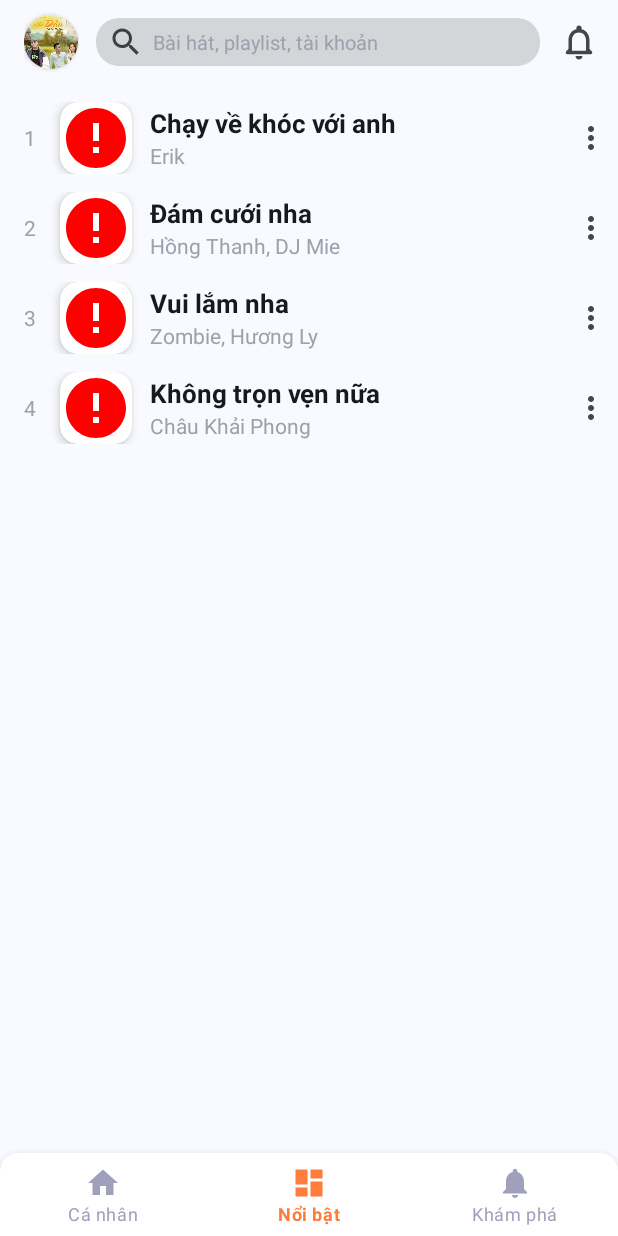
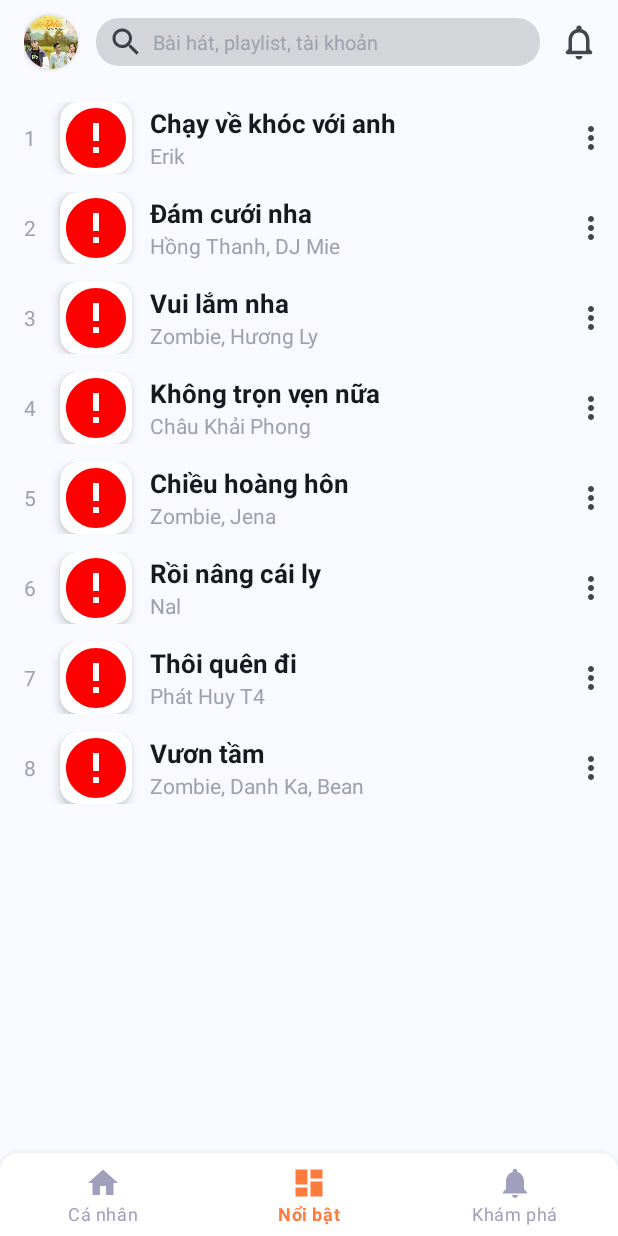
Before and after one commit to VinhVIP/WonderMusic, an Android app: the screen it shows after launch (HomeActivity), item 2 of the bottom bar chosen, on a phone screen of 412 x 824 dp. Run offline under Robolectric (Android 15) with nearby library versions, the phone set to English and light mode, and no system bars; our stand-ins replace Dagger/Hilt's generated code, EventBus, Picasso; pictures from the network do not load.

Commit message:
song lyrics - fix lỗi bài hát k có lyric

```diff
--- a/app/src/main/java/com/team28/wondermusic/adapter/LyricAdapter.kt
+++ b/app/src/main/java/com/team28/wondermusic/adapter/LyricAdapter.kt
@@ -1,6 +1,5 @@
 package com.team28.wondermusic.adapter
 
-import android.annotation.SuppressLint
 import android.content.Context
 import android.graphics.Typeface
 import android.view.LayoutInflater
@@ -20,9 +19,9 @@ class LyricAdapter(
 
     private var current: Int = -1;
 
-    @SuppressLint("NotifyDataSetChanged")
     fun setData(lyrics: ArrayList<LineLyric>) {
-        this.lyrics = lyrics
+        this.lyrics.clear()
+        this.lyrics.addAll(lyrics)
         notifyDataSetChanged()
     }
 
--- a/app/src/main/java/com/team28/wondermusic/data/TempData.kt
+++ b/app/src/main/java/com/team28/wondermusic/data/TempData.kt
@@ -92,6 +92,71 @@ object TempData {
             email = "phong@gmail.com",
             accountName = "Châu Khải Phong",
             avatar = "https://photo-resize-zmp3.zmdcdn.me/w240_r1x1_webp/avatars/9/a/e/5/9ae5c75c89064613a294f0de98bcad64.jpg",
+            dateCreated = "01/01/2020",
+            role = 0,
+            accountStatus = 0,
+            totalSongs = 3,
+            totalLikes = 25,
+            totalFollowers = 7,
+            totalFollowings = 14,
+        ),
+        Account(
+            idAccount = 7,
+            email = "jena@gmail.com",
+            accountName = "Jena",
+            avatar = "https://photo-resize-zmp3.zmdcdn.me/w240_r1x1_webp/avatars/1/0/e/8/10e83c864bfda68e288261fc9601a017.jpg",
+            dateCreated = "01/01/2020",
+            role = 0,
+            accountStatus = 0,
+            totalSongs = 3,
+            totalLikes = 25,
+            totalFollowers = 7,
+            totalFollowings = 14,
+        ),
+        Account(
+            idAccount = 8,
+            email = "nal@gmail.com",
+            accountName = "Nal",
+            avatar = "https://photo-resize-zmp3.zmdcdn.me/w240_r1x1_webp/avatars/d/9/6/c/d96c82a1bfdd470c7960c75224a9edcd.jpg",
+            dateCreated = "01/01/2020",
+            role = 0,
+            accountStatus = 0,
+            totalSongs = 3,
+            totalLikes = 25,
+            totalFollowers = 7,
+            totalFollowings = 14,
+        ),
+        Account(
+            idAccount = 9,
+            email = "huyt4@gmail.com",
+            accountName = "Phát Huy T4",
+            avatar = "https://photo-resize-zmp3.zmdcdn.me/w240_r1x1_webp/avatars/6/a/5/b/6a5ba60d63d591fe85bebd32c4410261.jpg",
+            dateCreated = "01/01/2020",
+            role = 0,
+            accountStatus = 0,
+            totalSongs = 3,
+            totalLikes = 25,
+            totalFollowers = 7,
+            totalFollowings = 14,
+        ),
+        Account(
+            idAccount = 10,
+            email = "danhka@gmail.com",
+            accountName = "Danh Ka",
+            avatar = "https://photo-resize-zmp3.zmdcdn.me/w240_r1x1_webp/avatars/8/1/c/4/81c4c542afe864e52f82aa1ef198f7b6.jpg",
+            dateCreated = "01/01/2020",
+            role = 0,
+            accountStatus = 0,
+            totalSongs = 3,
+            totalLikes = 25,
+            totalFollowers = 7,
+            totalFollowings = 14,
+        ),
+        Account(
+            idAccount = 11,
+            email = "bean@gmail.com",
+            accountName = "Bean",
+            avatar = "https://photo-resize-zmp3.zmdcdn.me/w240_r1x1_webp/avatars/9/9/c/6/99c64edb1c85ec95a92c7159368bcdb7.jpg",
             dateCreated = "01/01/2020",
             role = 0,
             accountStatus = 0,
@@ -503,5 +568,363 @@ object TempData {
             )
         ),
 
+        Song(
+            idSong = 5,
+            name = "Chiều hoàng hôn",
+            link = "https://docs.google.com/uc?export=download&id=1ESDuY-fZ11i_ALcmdKbYqsftY4rTlJb8",
+            image = "https://photo-resize-zmp3.zmdcdn.me/w480_r1x1_webp/cover/b/a/c/4/bac4dd0f1fd6ba6156573de5bc29968e.jpg",
+            lyrics = "[00:31.60] Anh Tư ơi\n" +
+                    "[00:32.86] Đi đâu mà vội mà vàng\n" +
+                    "[00:35.61] Ghé vô đây\n" +
+                    "[00:37.11] Tui có luộc mấy con tôm càng\n" +
+                    "[00:39.65] Với mấy con cá lóc nướng trui\n" +
+                    "[00:41.66] Mấy miếng mực nang đậu phộng rang\n" +
+                    "[00:43.44] Vô đây làm vài chai rượu đế\n" +
+                    "[00:45.19] Rồi mình kể câu chuyện tích tịch tình tang\n" +
+                    "[00:47.71] Hơ hơ hờ\n" +
+                    "[00:49.23] Anh Tư còn nhớ ngày xưa hôn\n" +
+                    "[00:51.48] Bé Út con ông Tuấn\n" +
+                    "[00:52.99] Hay thường cùng anh tắm mưa\n" +
+                    "[00:55.19] Giờ đây hớ hơ hờ\n" +
+                    "[00:57.47] Nó rủ anh nhậu được rồi nè\n" +
+                    "[00:59.73] Coi vậy mà nhanh quá ha anh Tư\n" +
+                    "[01:01.98] Anh nhớ hôn\n" +
+                    "[01:03.74] Chiều hoàng hôn ơ trên quê mình\n" +
+                    "[01:07.75] Tím thân thương tím nhánh lục bình\n" +
+                    "[01:11.70] Nhìn về phía trời xa\n" +
+                    "[01:12.91] Em vẫn còn nhớ ngày thơ\n" +
+                    "[01:14.42] Câu hẹn câu thề\n" +
+                    "[01:15.69] Rằng là sẽ một mai\n" +
+                    "[01:16.94] Khi lớn lên anh sang rước em về dinh\n" +
+                    "[01:19.82] La La La La La La La La La\n" +
+                    "[01:23.61] Không biết anh Tư đã có ai chưa\n" +
+                    "[01:27.88] La La La La La La La La La\n" +
+                    "[01:31.65] Em Út Nuốt đây vẫn chưa có chồng\n" +
+                    "[01:36.17] Em chưa có ai hở\n" +
+                    "[01:37.67] Thôi nè chọn anh đại đi chời\n" +
+                    "[01:39.68] Thấy hông nói đâu có sai đâu\n" +
+                    "[01:41.68] Chỉ mới có hai câu là mặt đỏ luôn ời\n" +
+                    "[01:43.98] Biết em thích màu bông tím cây\n" +
+                    "[01:45.98] Anh đào ao để mà thả cái lục bình\n" +
+                    "[01:47.99] Mẹ em muốn trai giỏi\n" +
+                    "[01:48.99] Thì anh tiên tiến đây\n" +
+                    "[01:49.99] Hot boy như anh cũng là cực hình\n" +
+                    "[01:52.18] Biết là cha em khó\n" +
+                    "[01:53.20] Nhưng mà anh liều dẫn tới mần quen\n" +
+                    "[01:55.20] Chê anh đen như là sìn không xứng\n" +
+                    "[01:56.98] Nhưng mà phường công chứng\n" +
+                    "[01:57.97] Con gái chú là mầm sen nè\n" +
+                    "[01:59.49] Cóc nghiến răng còn phải động lòng trời\n" +
+                    "[02:01.24] Anh chết chăng tại em cười mỉm chi\n" +
+                    "[02:03.25] Mà lỡ nắm tay\n" +
+                    "[02:04.02] Chắc cũng động lòng rồi\n" +
+                    "[02:05.02] Mấy cái chuyện cày cuốc\n" +
+                    "[02:06.03] Cho anh mười điểm đi\n" +
+                    "[02:07.52] Ăn bánh xèo cần có rau diếp cá\n" +
+                    "[02:09.55] Cưới nhau về mình phụ ba tiếp má\n" +
+                    "[02:11.31] Cù lao kia hàng dưa xanh biết đó\n" +
+                    "[02:13.06] Không đến thử một lần\n" +
+                    "[02:14.06] Thì cũng hơi tiếc quá\n" +
+                    "[02:15.26] Mình nói nãy giờ á chắc cũng chợt quên\n" +
+                    "[02:17.28] Anh thật thà hổng biết tới hộp đêm\n" +
+                    "[02:19.30] Như canh ngọt cần chút xíu bột nêm\n" +
+                    "[02:21.05] Anh hay ghẹo ghẹo\n" +
+                    "[02:22.05] Mà lòng có một em\n" +
+                    "[02:39.86] Anh Tư ơi\n" +
+                    "[02:41.11] Đi đâu mà vội mà vàng\n" +
+                    "[02:43.62] Ghé vô đây\n" +
+                    "[02:45.13] Tui có luộc mấy con tôm càng\n" +
+                    "[02:47.63] Với mấy con cá lóc nướng trui\n" +
+                    "[02:49.65] Mấy miếng mực nang đậu phộng rang\n" +
+                    "[02:51.65] Vô đây làm vài chai rượu đế\n" +
+                    "[02:53.16] Rồi mình kể câu chuyện tích tịch tình tang\n" +
+                    "[02:55.66] Hơ hơ hờ\n" +
+                    "[02:57.17] Anh Tư còn nhớ ngày xưa hôn\n" +
+                    "[02:59.43] Bé Út con ông Tuấn\n" +
+                    "[03:00.95] Hay thường cùng anh tắm mưa\n" +
+                    "[03:03.15] Giờ đây hớ hơ hờ\n" +
+                    "[03:05.67] Nó rủ anh nhậu được rồi nè\n" +
+                    "[03:07.62] Coi vậy mà nhanh quá ha anh Tư\n" +
+                    "[03:09.88] Anh nhớ hôn\n" +
+                    "[03:11.90] Chiều hoàng hôn ơ trên quê mình\n" +
+                    "[03:15.61] Tím thân thương tím nhánh lục bình\n" +
+                    "[03:19.61] Nhìn về phía trời xa\n" +
+                    "[03:20.87] Em vẫn còn nhớ ngày thơ\n" +
+                    "[03:22.37] Câu hẹn câu thề\n" +
+                    "[03:23.64] Rằng là sẽ một mai\n" +
+                    "[03:24.90] Khi lớn lên anh sang rước em về dinh\n" +
+                    "[03:27.67] La La La La La La La La La\n" +
+                    "[03:31.69] Không biết anh Tư đã có ai chưa\n" +
+                    "[03:35.70] La La La La La La La La La\n" +
+                    "[03:39.71] Em Út Nuốt đây vẫn chưa có chồng\n" +
+                    "[03:43.74] Chiều hoàng hôn ơ trên quê mình\n" +
+                    "[03:47.51] Tím thân thương tím nhánh lục bình\n" +
+                    "[03:51.72] Nhìn về phía trời xa\n" +
+                    "[03:52.96] Em vẫn còn nhớ ngày thơ\n" +
+                    "[03:54.47] Câu hẹn câu thề\n" +
+                    "[03:55.73] Rằng là sẽ một mai\n" +
+                    "[03:56.98] Khi lớn lên anh sang rước em về dinh\n" +
+                    "[03:59.75] La La La La La La La La La\n" +
+                    "[04:03.76] Không biết anh Tư đã có ai chưa\n" +
+                    "[04:07.52] La La La La La La La La La\n" +
+                    "[04:11.79] Em Út Nuốt đây vẫn chưa có chồng",
+            description = "",
+            dateCreated = "01/01/2020",
+            songStatus = 0,
+            like = 21,
+            listen = 5,
+            account = accounts[4],
+            album = null,
+            loveStatus = false,
+            singers = arrayListOf(
+                accounts[4],
+                accounts[7],
+            )
+        ),
+        Song(
+            idSong = 6,
+            name = "Rồi nâng cái ly",
+            link = "https://docs.google.com/uc?export=download&id=1hdhZwGGSrII0VNE5cXMzucObJXvT02cC",
+            image = "https://photo-resize-zmp3.zmdcdn.me/w480_r1x1_webp/cover/8/4/4/7/844758780c2ff39faebaebaf0626a665.jpg",
+            lyrics = "[00:24.67] Ngọt ngào trao cái bắt tay thâm tình\n" +
+                    "[00:26.37] Mùa xuân nó kêu tên mình\n" +
+                    "[00:28.57] Ngào ngạt hương đi đâu cũng về\n" +
+                    "[00:30.32] Với quê nhà ai cũng thế\n" +
+                    "[00:32.26] Chờ đón đến hôm nay\n" +
+                    "[00:34.26] Tết đến bên tay\n" +
+                    "[00:36.51] Xôn xao xôn xao lắng nghe\n" +
+                    "[00:39.21] Quét dọn xong ta đong cho đầy\n" +
+                    "[00:40.96] Bình xăng lắc lư lưng chừng\n" +
+                    "[00:42.70] Mừng mừng rưng rưng\n" +
+                    "[00:43.71] Rưng rưng trong lòng\n" +
+                    "[00:44.71] Tối nay là 30 Tết\n" +
+                    "[00:47.21] Sắp xếp xong xuôi\n" +
+                    "[00:48.96] Đi tới đi lui\n" +
+                    "[00:50.70] Sang một trang năm mới\n" +
+                    "[00:56.96] Rồi nâng cái ly lên\n" +
+                    "[00:58.71] Quên khó khăn ngày qua\n" +
+                    "[01:00.46] Gian nan đâu có riêng mình ta\n" +
+                    "[01:01.95] Năm nay xuân sẽ vui hơn mà\n" +
+                    "[01:04.21] Nhà nhà đều lo bánh trái mứt Tết\n" +
+                    "[01:06.46] Với mang lộc đầy khắp sân\n" +
+                    "[01:08.71] Lâng lâng trong lòng nôn nao\n" +
+                    "[01:11.46] Không có lo chi\n" +
+                    "[01:12.96] Bởi vì đâu có chi buồn lo\n" +
+                    "[01:15.21] Sao thấy em buồn so\n" +
+                    "[01:16.46] Xuân đang sang đắn đo chi nhiều\n" +
+                    "[01:18.96] Dành cho nhau vài câu chúc Tết\n" +
+                    "[01:20.96] Mai này thật ấm êm\n" +
+                    "[01:23.21] Hạnh phúc sướng vui bình an\n" +
+                    "[01:43.46] Đêm 30 anh đã suy nghĩ\n" +
+                    "[01:45.21] Gom đông đông cho nó vui nhỉ\n" +
+                    "[01:46.95] Chờ tiễn hết một năm đi\n" +
+                    "[01:48.23] Anh bài lộc biển cái mình nâng ly\n" +
+                    "[01:50.20] Nhâm nhi bạn bè anh em xúm xít\n" +
+                    "[01:51.96] Mấy cái đứa con nít trèo qua đọt cây\n" +
+                    "[01:53.71] Mà đưa mắt nhìn anh đây luyến láy\n" +
+                    "[01:55.45] Vài câu chúc Tết rất rất là hay\n" +
+                    "[01:57.96] Xin chào bà con cô bác\n" +
+                    "[01:59.90] Thế là hết một năm\n" +
+                    "[02:01.65] Nhiều điều không may mắn\n" +
+                    "[02:03.39] Người người vẫn an tâm\n" +
+                    "[02:04.65] Bên nhau đong đầy yêu thương\n" +
+                    "[02:06.64] Trao lộc khắp nơi sum vầy\n" +
+                    "[02:08.90] Lì xì thêm may mắn\n" +
+                    "[02:10.15] Nếm môi ly bia\n" +
+                    "[02:11.15] Hôm kia hôm kìa\n" +
+                    "[02:12.15] Đem dìa chung vui\n" +
+                    "[02:13.40] Rồi nâng cái ly lên\n" +
+                    "[02:15.15] Quên khó khăn ngày qua\n" +
+                    "[02:16.65] Gian nan đâu có riêng mình ta\n" +
+                    "[02:18.39] Năm nay xuân sẽ vui hơn mà\n" +
+                    "[02:20.40] Nhà nhà đều lo bánh trái mứt Tết\n" +
+                    "[02:22.65] Với mang lộc đầy khắp sân\n" +
+                    "[02:24.90] Lâng lâng trong lòng nôn nao\n" +
+                    "[02:27.90] Không có lo chi\n" +
+                    "[02:29.40] Bởi vì đâu có chi buồn lo\n" +
+                    "[02:31.40] Sao thấy em buồn so\n" +
+                    "[02:32.90] Xuân đang sang đắn đo chi nhiều\n" +
+                    "[02:35.15] Dành cho nhau vài câu chúc Tết\n" +
+                    "[02:37.40] Mai này thật ấm êm\n" +
+                    "[02:39.65] Hạnh phúc sướng vui bình an\n" +
+                    "[02:46.15] Rồi nâng cái ly\n" +
+                    "[02:47.90] Rồi nâng cái ly\n" +
+                    "[02:50.40] Cái ly\n" +
+                    "[02:51.40] Rồi nâng cái ly lên\n" +
+                    "[02:53.16] Quên khó khăn ngày qua\n" +
+                    "[02:54.90] Gian nan đâu có riêng mình ta\n" +
+                    "[02:56.65] Năm nay xuân sẽ vui hơn mà\n" +
+                    "[02:58.64] Nhà nhà đều lo bánh trái mứt Tết\n" +
+                    "[03:00.90] Với mang lộc đầy khắp sân\n" +
+                    "[03:03.15] Lâng lâng trong lòng nôn nao\n" +
+                    "[03:06.15] Không có lo chi\n" +
+                    "[03:07.40] Bởi vì đâu có chi buồn lo\n" +
+                    "[03:09.40] Sao thấy em buồn so\n" +
+                    "[03:10.90] Xuân đang sang đắn đo chi nhiều\n" +
+                    "[03:13.40] Dành cho nhau vài câu chúc Tết\n" +
+                    "[03:15.40] Mai này thật ấm êm\n" +
+                    "[03:17.65] Hạnh phúc sướng vui bình an\n" +
+                    "[03:20.12] Tết Tết Tết Tết Tết\n" +
+                    "[03:21.25] Đến rồi\n" +
+                    "[03:21.97] Tết Tết Tết Tết Tết\n" +
+                    "[03:22.97] Ấm no\n" +
+                    "[03:23.72] Tết Tết Tết Tết Tết\n" +
+                    "[03:24.85] Sum vầy\n" +
+                    "[03:25.58] Tết Tết Tết Tết Tết\n" +
+                    "[03:26.70] Khỏi lo\n" +
+                    "[03:27.45] Tết Tết Tết Tết Tết",
+            description = "",
+            dateCreated = "01/01/2020",
+            songStatus = 0,
+            like = 21,
+            listen = 5,
+            account = accounts[8],
+            album = null,
+            loveStatus = false,
+            singers = arrayListOf(
+                accounts[8],
+            )
+        ),
+
+        Song(
+            idSong = 7,
+            name = "Thôi quên đi",
+            link = "https://docs.google.com/uc?export=download&id=15dJXrjCEpPMFc_YB4HJmRgQTMUU_gt36",
+            image = "https://photo-resize-zmp3.zmdcdn.me/w480_r1x1_webp/cover/c/b/2/5/cb253971cf5d083fb49d4736cd65b7ad.jpg",
+            lyrics = "[00:20.56] Người còn nhớ hay quên\n" +
+                    "[00:22.13] Ân tình xưa giờ đây úa phai\n" +
+                    "[00:25.39] Họa lòng áng mây trôi\n" +
+                    "[00:26.65] Xót xa phận anh kẻ ở lại\n" +
+                    "[00:30.17] Người giờ nhớ thương ai\n" +
+                    "[00:31.43] Con đường xưa mình anh lẻ loi\n" +
+                    "[00:34.94] Ngọc ngà phương xa\n" +
+                    "[00:36.45] Nơi thành đô lấy em đi rồi\n" +
+                    "[00:39.96] Phía cuối con đường\n" +
+                    "[00:42.22] Đọng nhiều vấn vương\n" +
+                    "[00:44.74] Nhánh hồng mờ phai\n" +
+                    "[00:46.17] Theo bàn chân em đi xa nơi này\n" +
+                    "[00:49.45] Đêm nhớ thương người\n" +
+                    "[00:51.96] Ngày không tiếng cười\n" +
+                    "[00:54.47] Nỗi buồn vây kín\n" +
+                    "[00:55.72] Rượu thêm say thêm nhớ nàng\n" +
+                    "[00:58.49] Dặn lòng thôi phải quên đi\n" +
+                    "[01:01.75] Mối ân tình xưa ấy\n" +
+                    "[01:04.01] Biết là đau nhưng em đi\n" +
+                    "[01:05.76] Cũng chẳng một lần quay về nữa\n" +
+                    "[01:08.78] Nước mắt rơi hoài trong đêm\n" +
+                    "[01:11.04] Bên anh nay phải không em\n" +
+                    "[01:13.80] Bến sông xưa\n" +
+                    "[01:14.80] Chẳng còn ai ngóng ai trông\n" +
+                    "[01:18.06] Người giờ đang ở phương xa\n" +
+                    "[01:20.82] Có được hạnh phúc\n" +
+                    "[01:23.09] Hay là nước mắt tràn ngập khóe mi\n" +
+                    "[01:28.11] Dẫu bao nhiêu chân trời\n" +
+                    "[01:30.12] Cách xa nhau mấy đời thì anh vẫn\n" +
+                    "[01:33.88] Mong em luôn được bình yên\n" +
+                    "[01:59.88] Có còn đó không em\n" +
+                    "[02:00.89] Những ngày dài\n" +
+                    "[02:01.64] Em giờ bên ai khác\n" +
+                    "[02:02.89] Chắc khó để quay lại\n" +
+                    "[02:03.90] Vì bên cạnh đã có ai\n" +
+                    "[02:05.16] Cho em mối tình khó phai\n" +
+                    "[02:06.34] Nhắc bản thân này phải tập quên\n" +
+                    "[02:07.61] Dẫu lý trí biết đả mệt nhoài\n" +
+                    "[02:08.86] Có còn đó không em ơi\n" +
+                    "[02:10.12] Những câu hát bến sông quê\n" +
+                    "[02:11.12] Sao chữ thương bây giờ chua chát\n" +
+                    "[02:12.38] Em đi chắc không về\n" +
+                    "[02:13.38] Đò giờ sang ngang\n" +
+                    "[02:14.65] Tình này qua trang\n" +
+                    "[02:15.91] Sau cơn mơ ta chợt thức giấc\n" +
+                    "[02:17.41] Bước ai đi sao vội vàng\n" +
+                    "[02:18.42] Và giờ này thì còn gì nữa\n" +
+                    "[02:19.67] Nhớ lúc ấy ta bên nhau\n" +
+                    "[02:20.92] Từng lời hẹn đó\n" +
+                    "[02:21.93] Anh đã nỡ quên đâu\n" +
+                    "[02:23.43] Cả những ân tình ngày nào người trao\n" +
+                    "[02:25.44] Giờ này ai thấu\n" +
+                    "[02:28.20] Nghẹn lòng người nói\n" +
+                    "[02:29.20] Chẳng thể bước lối đi chung\n" +
+                    "[02:30.71] Chuyện tình đậm sâu\n" +
+                    "[02:31.46] Phút chốc hóa mông lung\n" +
+                    "[02:32.97] Bên sông buồn vì ngày người bước đi\n" +
+                    "[02:35.23] Đớn đau tận cùng\n" +
+                    "[02:37.74] Phía cuối con đường\n" +
+                    "[02:40.00] Đọng nhiều vấn vương\n" +
+                    "[02:42.51] Nhánh hồng mờ phai\n" +
+                    "[02:43.76] Theo bàn chân em đi xa nơi này\n" +
+                    "[02:47.03] Đêm nhớ thương người\n" +
+                    "[02:49.29] Ngày không tiếng cười\n" +
+                    "[02:51.81] Nỗi buồn vây kín\n" +
+                    "[02:53.31] Rượu thêm say thêm nhớ nàng\n" +
+                    "[02:56.57] Dặn lòng thôi phải quên đi\n" +
+                    "[02:59.33] Mối ân tình xưa ấy\n" +
+                    "[03:01.59] Biết là đau nhưng em đi\n" +
+                    "[03:03.35] Cũng chẳng một lần quay về nữa\n" +
+                    "[03:06.36] Giọt lệ rơi mãi trong đêm\n" +
+                    "[03:08.62] Đợi anh nay phải không em\n" +
+                    "[03:11.13] Bến sông xưa\n" +
+                    "[03:12.14] Chẳng còn ai ngóng ai trông\n" +
+                    "[03:15.65] Người giờ đang ở phương xa\n" +
+                    "[03:18.43] Có được hạnh phúc\n" +
+                    "[03:20.70] Hay là nước mắt tràn ngập khóe mi\n" +
+                    "[03:25.73] Dẫu bao nhiêu chân trời\n" +
+                    "[03:27.74] Cách xa nhau mấy đời\n" +
+                    "[03:30.25] Thì anh vẫn mong em\n" +
+                    "[03:32.01] Luôn được bình yên\n" +
+                    "[03:35.53] Nỗi đau này gửi theo gió mây\n" +
+                    "[03:40.05] Phút chốc chiêm bao\n" +
+                    "[03:41.30] Anh lại thấy em chốn này\n" +
+                    "[03:44.81] Những lúc em buồn\n" +
+                    "[03:47.08] Liệu còn nhớ anh\n" +
+                    "[03:49.84] Hay là em đã quên đi\n" +
+                    "[03:51.85] Bao nhiêu kỷ niệm\n" +
+                    "[03:54.11] Dặn lòng thôi phải quên đi\n" +
+                    "[03:56.86] Mối ân tình xưa ấy\n" +
+                    "[03:59.37] Biết là đau nhưng em đi\n" +
+                    "[04:01.13] Cũng chẳng một lần quay về nữa\n" +
+                    "[04:03.89] Nước mắt rơi hoài trong đêm\n" +
+                    "[04:06.16] Bên anh nay phải không em\n" +
+                    "[04:08.92] Bến sông xưa\n" +
+                    "[04:09.92] Chẳng còn ai ngóng ai trông\n" +
+                    "[04:13.46] Người giờ đang ở phương xa\n" +
+                    "[04:16.16] Có được bình yên\n" +
+                    "[04:18.42] Hay là nước mắt tràn ngập khóe mi\n" +
+                    "[04:23.19] Dẫu bao nhiêu chân trời\n" +
+                    "[04:25.46] Cách xa nhau mấy đời thì anh vẫn\n" +
+                    "[04:29.00] Mong em luôn được bình yên",
+            description = "",
+            dateCreated = "01/01/2020",
+            songStatus = 0,
+            like = 21,
+            listen = 5,
+            account = accounts[9],
+            album = null,
+            loveStatus = false,
+            singers = arrayListOf(
+                accounts[9],
+            )
+        ),
+
+        Song(
+            idSong = 8,
+            name = "Vươn tầm",
+            link = "https://docs.google.com/uc?export=download&id=14n3aG5wsFFyEmwQ5I7oepdl2Xi_p_xO0",
+            image = "https://photo-resize-zmp3.zmdcdn.me/w480_r1x1_webp/cover/e/1/0/a/e10a1fe27b8dd39c33281cf10f60232b.jpg",
+            lyrics = "",
+            description = "",
+            dateCreated = "01/01/2020",
+            songStatus = 0,
+            like = 21,
+            listen = 5,
+            account = accounts[4],
+            album = null,
+            loveStatus = false,
+            singers = arrayListOf(
+                accounts[4],
+                accounts[10],
+                accounts[11],
+            )
+        ),
         )
 }
--- a/app/src/main/java/com/team28/wondermusic/ui/player/PlayerActivity.kt
+++ b/app/src/main/java/com/team28/wondermusic/ui/player/PlayerActivity.kt
@@ -68,7 +68,9 @@ class PlayerActivity : AppCompatActivity() {
             }
         }
 
-        binding.tvSongDuration.text = "..."
+        runOnUiThread {
+            binding.tvSongDuration.text = "..."
+        }
     }
 
     @Subscribe(threadMode = ThreadMode.BACKGROUND, sticky = true)
--- a/app/src/main/java/com/team28/wondermusic/ui/player/songlyrics/SongLyricsFragment.kt
+++ b/app/src/main/java/com/team28/wondermusic/ui/player/songlyrics/SongLyricsFragment.kt
@@ -58,6 +58,7 @@ class SongLyricsFragment : Fragment(), LyricsClickListener {
         viewModel.song.observe(requireActivity()) {
                 songLyrics = getSongLyrics(it.lyrics)
                 lyricAdapter.setData(songLyrics)
+                binding.recyclerLyrics.adapter = lyricAdapter
         }
 
         viewModel.currentSongTime.observe(requireActivity()) { time ->
@@ -150,11 +151,15 @@ class SongLyricsFragment : Fragment(), LyricsClickListener {
     private fun getSongLyrics(text: String): ArrayList<LineLyric> {
         val lyrics = arrayListOf<LineLyric>()
 
+        if(text.isEmpty()){
+            lyrics.add(LineLyric(0, "Chưa có lời bài hát"))
+        }else{
             lyrics.add(LineLyric(0, "..."))
 
             val list = text.split('\n') as ArrayList<String>
             for (line in list) {
                 lyrics.add(line.convertToLineLyric())
+            }
         }
 
         return lyrics
```
Lines whose indentation alone changed are shown as unchanged.
